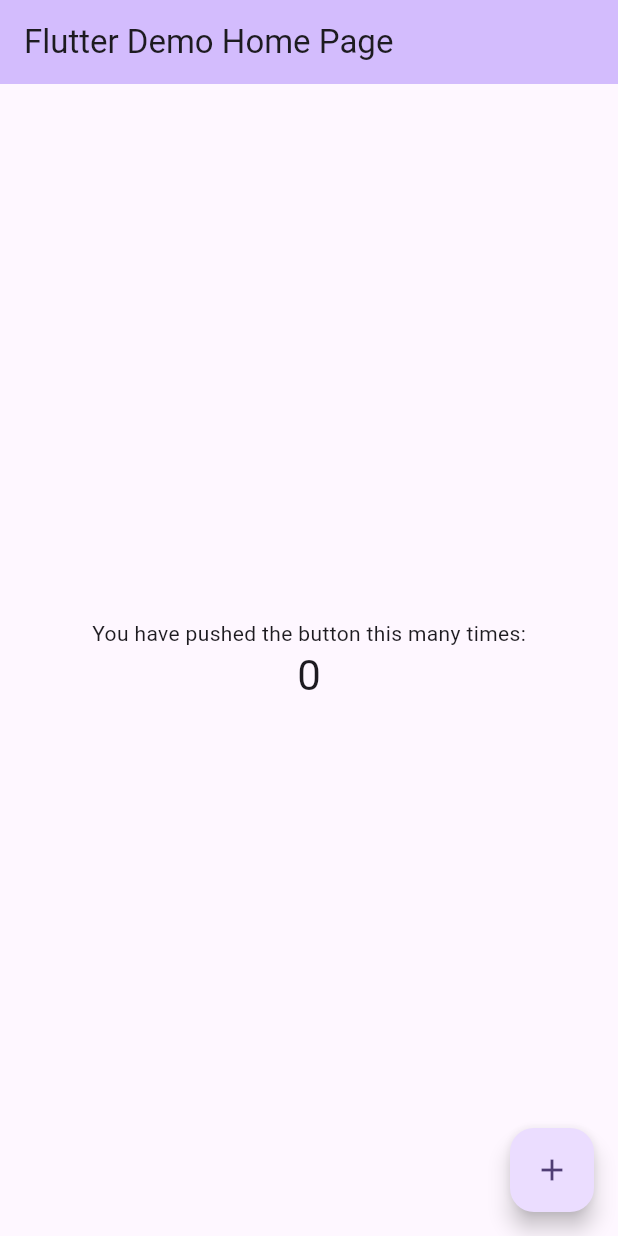
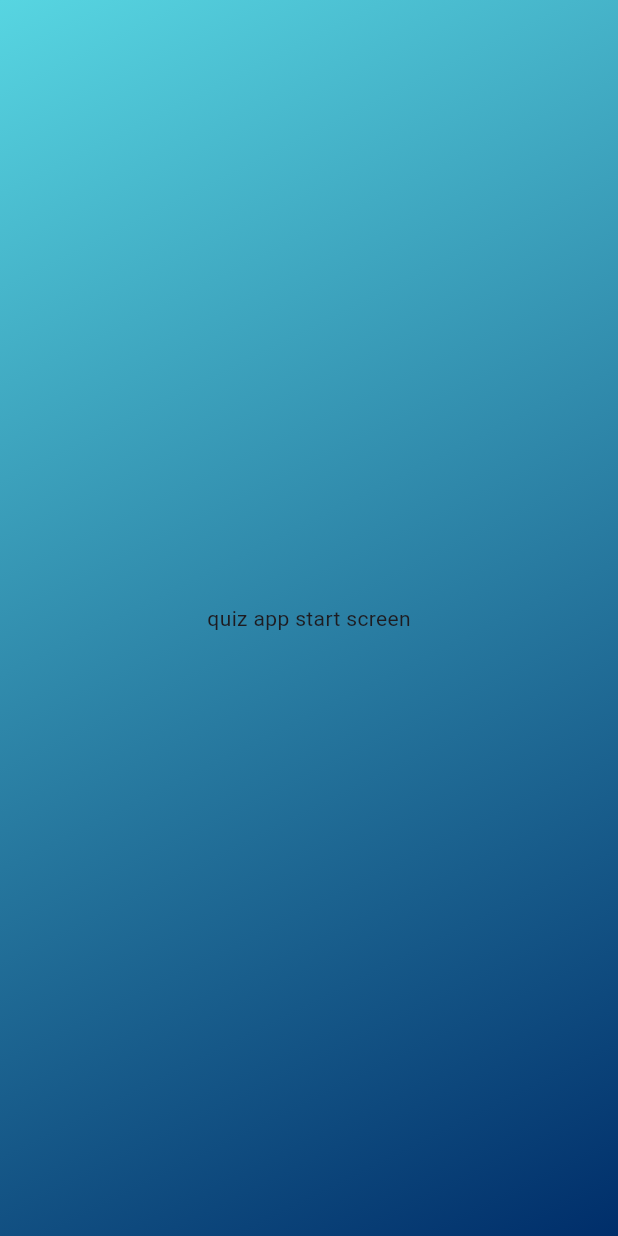
Before and after one commit to AaronPeterOcen/quiz_advanced_flutter, a Flutter app: the screen it shows after launch, on a phone screen of 412 x 824 dp. Run offline on Flutter 3.47's test engine with Material 3 defaults, Android fonts, the phone set to English and light mode, and no system bars.

Commit message:
initial setup of the quiz project

```diff
--- a/lib/main.dart
+++ b/lib/main.dart
@@ -1,125 +1,32 @@
 import 'package:flutter/material.dart';
+import 'package:quiz_advanced_flutter/start_screen.dart';
 
-void main() {
-  runApp(const MyApp());
-}
+void main() => runApp(const MyApp());
 
 class MyApp extends StatelessWidget {
   const MyApp({super.key});
 
-  // This widget is the root of your application.
   @override
-  Widget build(BuildContext context) {
+  Widget build(context) {
+    var logoImg = Image.asset('assets/images/quiz-logo.png');
+
     return MaterialApp(
-      title: 'Flutter Demo',
-      theme: ThemeData(
-        // This is the theme of your application.
-        //
-        // TRY THIS: Try running your application with "flutter run". You'll see
-        // the application has a purple toolbar. Then, without quitting the app,
-        // try changing the seedColor in the colorScheme below to Colors.green
-        // and then invoke "hot reload" (save your changes or press the "hot
-        // reload" button in a Flutter-supported IDE, or press "r" if you used
-        // the command line to start the app).
-        //
-        // Notice that the counter didn't reset back to zero; the application
-        // state is not lost during the reload. To reset the state, use hot
-        // restart instead.
-        //
-        // This works for code too, not just values: Most code changes can be
-        // tested with just a hot reload.
-        colorScheme: ColorScheme.fromSeed(seedColor: Colors.deepPurple),
-        useMaterial3: true,
+      home: Scaffold(
+        body: Container(
+          // child: const StartScreen(),
+          decoration: const BoxDecoration(
+            gradient: LinearGradient(
+              colors: [
+                Color.fromRGBO(0, 46, 106, 1),
+                Color.fromRGBO(87, 213, 225, 1),
+              ],
+              begin: Alignment.bottomRight,
+              end: Alignment.topLeft,
+            ),
+          ),
+          child: const StartScreen(),
+        ),
       ),
-      home: const MyHomePage(title: 'Flutter Demo Home Page'),
     );
   }
 }
-
-class MyHomePage extends StatefulWidget {
-  const MyHomePage({super.key, required this.title});
-
-  // This widget is the home page of your application. It is stateful, meaning
-  // that it has a State object (defined below) that contains fields that affect
-  // how it looks.
-
-  // This class is the configuration for the state. It holds the values (in this
-  // case the title) provided by the parent (in this case the App widget) and
-  // used by the build method of the State. Fields in a Widget subclass are
-  // always marked "final".
-
-  final String title;
-
-  @override
-  State<MyHomePage> createState() => _MyHomePageState();
-}
-
-class _MyHomePageState extends State<MyHomePage> {
-  int _counter = 0;
-
-  void _incrementCounter() {
-    setState(() {
-      // This call to setState tells the Flutter framework that something has
-      // changed in this State, which causes it to rerun the build method below
-      // so that the display can reflect the updated values. If we changed
-      // _counter without calling setState(), then the build method would not be
-      // called again, and so nothing would appear to happen.
-      _counter++;
-    });
-  }
-
-  @override
-  Widget build(BuildContext context) {
-    // This method is rerun every time setState is called, for instance as done
-    // by the _incrementCounter method above.
-    //
-    // The Flutter framework has been optimized to make rerunning build methods
-    // fast, so that you can just rebuild anything that needs updating rather
-    // than having to individually change instances of widgets.
-    return Scaffold(
-      appBar: AppBar(
-        // TRY THIS: Try changing the color here to a specific color (to
-        // Colors.amber, perhaps?) and trigger a hot reload to see the AppBar
-        // change color while the other colors stay the same.
-        backgroundColor: Theme.of(context).colorScheme.inversePrimary,
-        // Here we take the value from the MyHomePage object that was created by
-        // the App.build method, and use it to set our appbar title.
-        title: Text(widget.title),
-      ),
-      body: Center(
-        // Center is a layout widget. It takes a single child and positions it
-        // in the middle of the parent.
-        child: Column(
-          // Column is also a layout widget. It takes a list of children and
-          // arranges them vertically. By default, it sizes itself to fit its
-          // children horizontally, and tries to be as tall as its parent.
-          //
-          // Column has various properties to control how it sizes itself and
-          // how it positions its children. Here we use mainAxisAlignment to
-          // center the children vertically; the main axis here is the vertical
-          // axis because Columns are vertical (the cross axis would be
-          // horizontal).
-          //
-          // TRY THIS: Invoke "debug painting" (choose the "Toggle Debug Paint"
-          // action in the IDE, or press "p" in the console), to see the
-          // wireframe for each widget.
-          mainAxisAlignment: MainAxisAlignment.center,
-          children: <Widget>[
-            const Text(
-              'You have pushed the button this many times:',
-            ),
-            Text(
-              '$_counter',
-              style: Theme.of(context).textTheme.headlineMedium,
-            ),
-          ],
-        ),
-      ),
-      floatingActionButton: FloatingActionButton(
-        onPressed: _incrementCounter,
-        tooltip: 'Increment',
-        child: const Icon(Icons.add),
-      ), // This trailing comma makes auto-formatting nicer for build methods.
-    );
-  }
-}
--- /dev/null
+++ b/lib/start_screen.dart
@@ -0,0 +1,10 @@
+import 'package:flutter/material.dart';
+
+class StartScreen extends StatelessWidget {
+  const StartScreen({super.key});
+
+  @override
+  Widget build(BuildContext context) {
+    return const Center(child: Text("quiz app start screen"));
+  }
+}
```
Also changed, not shown: pubspec.yaml (+4 -6 lines), assets/images/quiz-logo.png (added), 1 other file.
